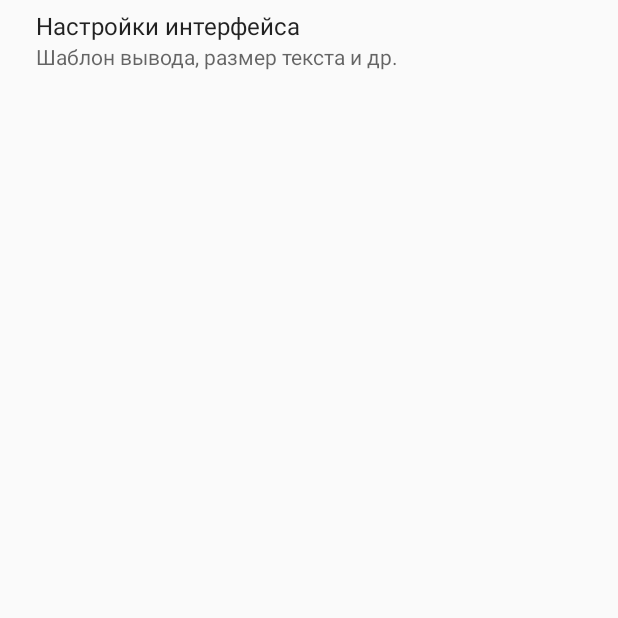
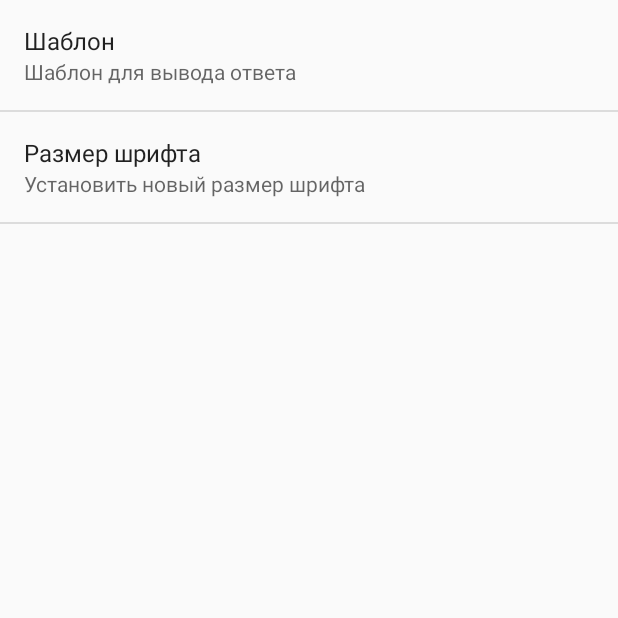
Before and after one commit to ElusiveSpirit/android-degree-calculator, an Android app: the SettingsActivity screen opened directly, with no data from a screen before it, on a phone screen of 412 x 824 dp, the top half of it. Run offline under Robolectric (Android 15) with nearby library versions, the phone set to English and light mode, and no system bars.

Commit message:
Обновлено активити фрагмента.

```diff
--- a/app/src/main/java/android/solleks/degreecalculator/SettingsActivity.java
+++ b/app/src/main/java/android/solleks/degreecalculator/SettingsActivity.java
@@ -1,30 +1,19 @@
 package android.solleks.degreecalculator;
 
+import android.app.Activity;
 import android.os.Bundle;
-import android.preference.PreferenceActivity;
 import android.preference.PreferenceFragment;
-
-import java.util.List;
 
 /**
  * Created by Константин on 15.12.2015.
  *
  */
-public class SettingsActivity extends PreferenceActivity {
+public class SettingsActivity extends Activity {
 
     @Override
     protected void onCreate(Bundle savedInstanceState) {
         super.onCreate(savedInstanceState);
-    }
-
-    @Override
-    protected boolean isValidFragment(String fragmentName) {
-        return true;
-    }
-
-    @Override
-    public void onBuildHeaders(List<Header> target) {
-        loadHeadersFromResource(R.xml.settings_headers, target);
+        setContentView(R.layout.activity_settings);
     }
 
     public static class Prefs1Fragment extends PreferenceFragment {
@@ -32,11 +21,7 @@ public class SettingsActivity extends PreferenceActivity {
         public void onCreate(Bundle savedInstanceState) {
             super.onCreate(savedInstanceState);
 
-            int res= getActivity().getResources()
-                    .getIdentifier(getArguments().getString("resource"),"xml",
-                            getActivity().getPackageName());
-
-            addPreferencesFromResource(res);
+            addPreferencesFromResource(R.xml.settings);
         }
 
 
--- /dev/null
+++ b/app/src/main/res/layout/activity_settings.xml
@@ -0,0 +1,13 @@
+<?xml version="1.0" encoding="utf-8"?>
+<RelativeLayout xmlns:android="http://schemas.android.com/apk/res/android"
+    android:orientation="vertical" android:layout_width="match_parent"
+    android:layout_height="match_parent">
+
+    <fragment
+        android:layout_width="match_parent"
+        android:layout_height="match_parent"
+        android:name="android.solleks.degreecalculator.SettingsActivity$Prefs1Fragment"
+        android:id="@+id/fragment"
+        android:layout_centerVertical="true"
+        android:layout_centerHorizontal="true" />
+</RelativeLayout>
--- a/app/src/main/res/xml/settings_headers.xml
+++ b/app/src/main/res/xml/settings_headers.xml
@@ -3,6 +3,5 @@
     <header android:fragment="android.solleks.degreecalculator.SettingsActivity$Prefs1Fragment"
         android:title="Настройки интерфейса"
         android:summary="Шаблон вывода, размер текста и др." >
-        <extra android:name="resource" android:value="settings" />
     </header>
 </preference-headers>
```
